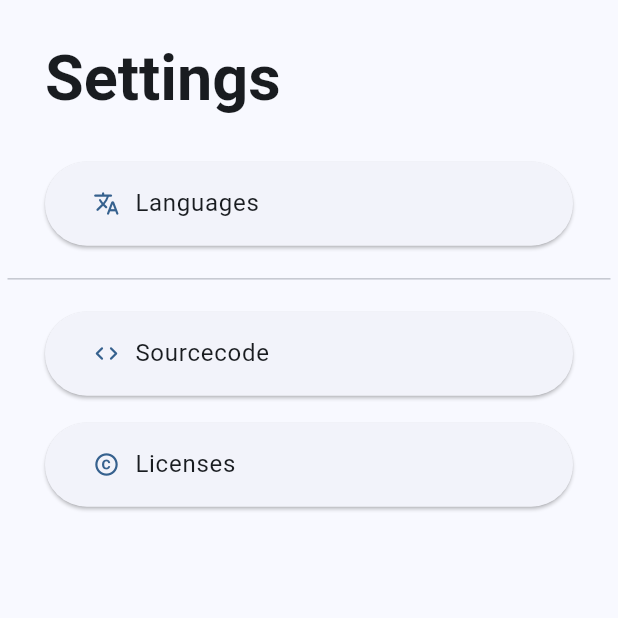
After one commit to lelehier/sort-demo, a Flutter app: the SettingsScreen screen opened directly, on a phone screen of 412 x 824 dp, the top half of it. The commit adds this screen. Run offline on Flutter 3.47's test engine with Material 2 defaults, Android fonts, the phone set to English and light mode, and no system bars; drawn by our look-alikes of dynamic_color; generated files the repository leaves out were written again.

Commit message:
added Settibgsscreen (#8)
* added Internationalization (#4) (#6)

* added ground structure for l10n, still bugs

* Added localizations

* error fixes

* beginn implementing settings

* Added SettingItems + Localisation

Co-authored-by: lele <lele204@gmx.de> (second account)

```diff
--- a/lib/l10n/app_de.arb
+++ b/lib/l10n/app_de.arb
@@ -1,4 +1,7 @@
 {
     "algorithms": "Algorithmen",
-    "settings": "Einstellungen"
+    "settings": "Einstellungen",
+    "languages": "Sprachen",
+    "licenses": "Lizensen",
+    "sourcecode": "Quelltext"
 }
--- a/lib/l10n/app_en.arb
+++ b/lib/l10n/app_en.arb
@@ -6,5 +6,17 @@
     "settings": "Settings",
     "@settings":{
         "description": "single word Settings, e.g. for headerbar"
+    },
+    "languages": "Languages",
+    "@languages":{
+        "description": "Used for language selection e.g. settings screen"
+    },
+    "licenses": "Licenses",
+    "@licenses":{
+        "description": "Used in settings and licenses screen"
+    },
+    "sourcecode": "Sourcecode",
+    "@sourcecode":{
+        "description": "Used in settings"
     }
 }
--- /dev/null
+++ b/lib/screens/settings.dart
@@ -0,0 +1,61 @@
+import 'package:flutter/material.dart';
+import 'package:flutter_gen/gen_l10n/app_localizations.dart';
+import 'package:sort_demo/widgets/screen_header.dart';
+import 'package:sort_demo/widgets/settings_item.dart';
+import 'package:url_launcher/link.dart';
+
+class SettingsScreen extends StatefulWidget {
+  const SettingsScreen({Key? key}) : super(key: key);
+
+  @override
+  State<SettingsScreen> createState() => _SettingsScreenState();
+}
+
+class _SettingsScreenState extends State<SettingsScreen> {
+  @override
+  Widget build(BuildContext context) {
+    return Scaffold(
+      backgroundColor: Theme.of(context).colorScheme.background,
+      body: CustomScrollView(
+        slivers: [
+          ScreenHeader(AppLocalizations.of(context)!.settings),
+          SliverList(
+            delegate: SliverChildListDelegate(
+              // Aktuell reine Platzhalter
+              [
+                SettingsItem(const Icon(Icons.translate_rounded),
+                    AppLocalizations.of(context)!.languages),
+                const Padding(
+                  padding: EdgeInsets.all(5.0),
+                  child: Divider(),
+                ),
+                Link(
+                  target: LinkTarget.blank,
+                  uri: Uri.parse('https://github.com/lelehier/sort-demo'),
+                  builder: (context, followLink) => SettingsItem(
+                    const Icon(Icons.code_rounded),
+                    AppLocalizations.of(context)!.sourcecode,
+                    onPressed: followLink,
+                  ),
+                ),
+                SettingsItem(
+                  const Icon(Icons.copyright_rounded),
+                  AppLocalizations.of(context)!.licenses,
+                  onPressed: () {
+                    /*
+                  - TODO: Add Licende screen
+                    Navigator.push(
+                        context,
+                        MaterialPageRoute(
+                            builder: (context) => const Licenses()));
+                  */
+                  },
+                ),
+              ],
+            ),
+          ),
+        ],
+      ),
+    );
+  }
+}
--- a/lib/screens/wrapper.dart
+++ b/lib/screens/wrapper.dart
@@ -3,6 +3,7 @@ import 'package:flutter/material.dart';
 import 'package:flutter_localizations/flutter_localizations.dart';
 import 'package:sort_demo/l10n/l10n.dart';
 import 'package:sort_demo/screens/algorithms.dart';
+import 'package:sort_demo/screens/settings.dart';
 import 'package:flutter_gen/gen_l10n/app_localizations.dart';
 
 class Wrapper extends StatefulWidget {
@@ -90,7 +91,7 @@ class _WrapperState extends State<Wrapper> {
 Widget indexScreen(int index) {
   switch (index) {
     case 1:
-      return const Algorithms();
+      return const SettingsScreen();
     default:
       return const Algorithms();
   }
--- /dev/null
+++ b/lib/widgets/settings_item.dart
@@ -0,0 +1,37 @@
+import 'package:flutter/material.dart';
+
+class SettingsItem extends StatelessWidget {
+  final Icon icon;
+  final String text;
+  final VoidCallback? onPressed;
+  const SettingsItem(this.icon, this.text, {this.onPressed, Key? key})
+      : super(key: key);
+
+  @override
+  Widget build(BuildContext context) {
+    return Padding(
+      padding: const EdgeInsets.fromLTRB(30, 5, 30, 5),
+      child: ElevatedButton(
+        style: const ButtonStyle(
+          visualDensity: VisualDensity(horizontal: 2, vertical: 4),
+        ),
+        onPressed: (onPressed == null) ? () => () {} : onPressed,
+        child: Row(
+          children: [
+            icon,
+            const SizedBox(
+              width: 10,
+            ),
+            Text(
+              text,
+              style: Theme.of(context)
+                  .textTheme
+                  .bodyLarge
+                  ?.copyWith(color: Theme.of(context).colorScheme.onBackground),
+            ),
+          ],
+        ),
+      ),
+    );
+  }
+}
--- a/pubspec.yaml
+++ b/pubspec.yaml
@@ -31,6 +31,7 @@ dependencies:
   dynamic_color: ^1.2.0
   flutter:
     sdk: flutter
+  url_launcher: ^6.1.2
   flutter_localizations:
     sdk: flutter
   intl: ^0.17.0-nullsafety.2
```
Also changed, not shown: pubspec.lock, 4 other files.
